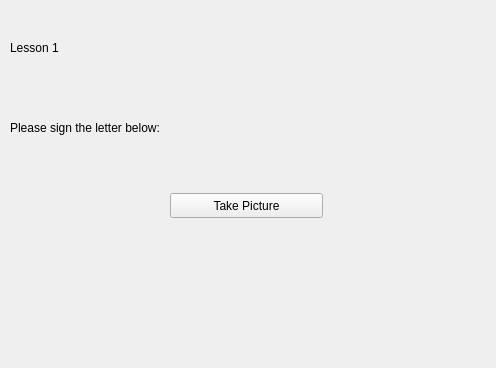
Before: the Qt Designer form lessonGUI.ui in WyattShawDal/ENGM-4620-PyProject, drawn with Qt 5.
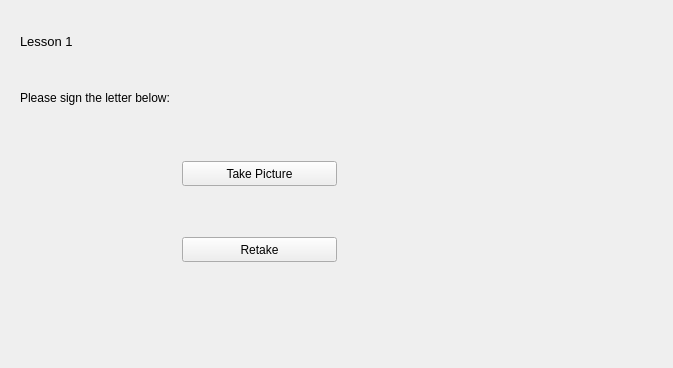
After: the same form once the commit is applied. Icons and pictures are not drawn.

Commit message: Added retake image capability and finessed score counting

Diff of the .ui file:
```diff
--- a/lessonGUI.ui
+++ b/lessonGUI.ui
@@ -6,7 +6,7 @@
    <rect>
     <x>0</x>
     <y>0</y>
-    <width>496</width>
+    <width>673</width>
     <height>368</height>
    </rect>
   </property>
@@ -16,15 +16,17 @@
   <widget class="QWidget" name="horizontalLayoutWidget_2">
    <property name="geometry">
     <rect>
-     <x>10</x>
-     <y>10</y>
-     <width>511</width>
-     <height>231</height>
+     <x>20</x>
+     <y>20</y>
+     <width>515</width>
+     <height>271</height>
     </rect>
    </property>
+   <layout class="QVBoxLayout" name="verticalLayout_2">
+    <item>
    <layout class="QHBoxLayout" name="horizontalLayout_2">
     <property name="sizeConstraint">
-     <enum>QLayout::SetMinimumSize</enum>
+       <enum>QLayout::SetFixedSize</enum>
     </property>
     <item>
      <layout class="QVBoxLayout" name="verticalLayout">
@@ -35,10 +37,15 @@
        <widget class="QLabel" name="label">
         <property name="minimumSize">
          <size>
-          <width>52</width>
-          <height>15</height>
-         </size>
-        </property>
+            <width>311</width>
+            <height>30</height>
+           </size>
+          </property>
+          <property name="font">
+           <font>
+            <pointsize>10</pointsize>
+           </font>
+          </property>
         <property name="text">
          <string>Lesson 1</string>
         </property>
@@ -58,6 +65,8 @@
        </widget>
       </item>
       <item>
+         <layout class="QVBoxLayout" name="verticalLayout_3">
+          <item>
        <layout class="QHBoxLayout" name="horizontalLayout">
         <item>
          <widget class="QLabel" name="promptBox">
@@ -87,6 +96,38 @@
         </item>
        </layout>
       </item>
+          <item>
+           <layout class="QHBoxLayout" name="horizontalLayout_3">
+            <item>
+             <widget class="QLabel" name="promptBox_2">
+              <property name="minimumSize">
+               <size>
+                <width>151</width>
+                <height>70</height>
+               </size>
+              </property>
+              <property name="text">
+               <string/>
+              </property>
+             </widget>
+            </item>
+            <item>
+             <widget class="QPushButton" name="retakeButton">
+              <property name="minimumSize">
+               <size>
+                <width>150</width>
+                <height>25</height>
+               </size>
+              </property>
+              <property name="text">
+               <string>Retake</string>
+              </property>
+             </widget>
+            </item>
+           </layout>
+          </item>
+         </layout>
+        </item>
      </layout>
     </item>
     <item>
@@ -122,6 +163,8 @@
        <bool>true</bool>
       </property>
      </widget>
+      </item>
+     </layout>
     </item>
    </layout>
   </widget>
```
Left out of the diff: 2 changed lines with no effect on the pictures. Lines whose indentation alone changed are shown as unchanged. The commit also changes 5 other files.
